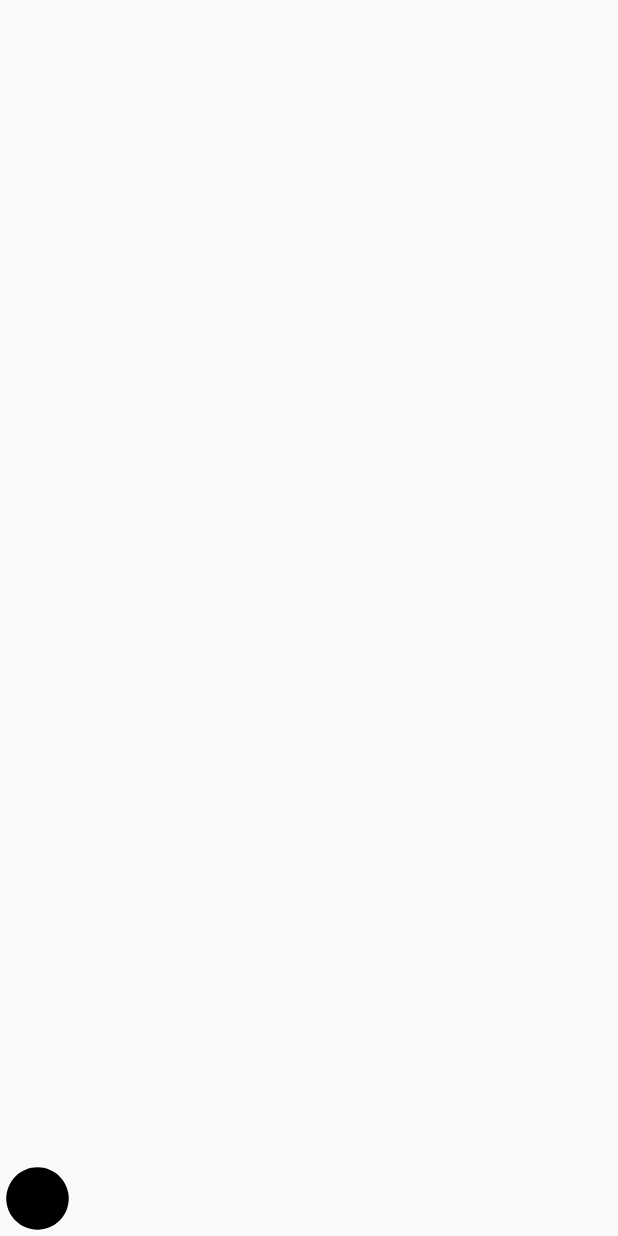
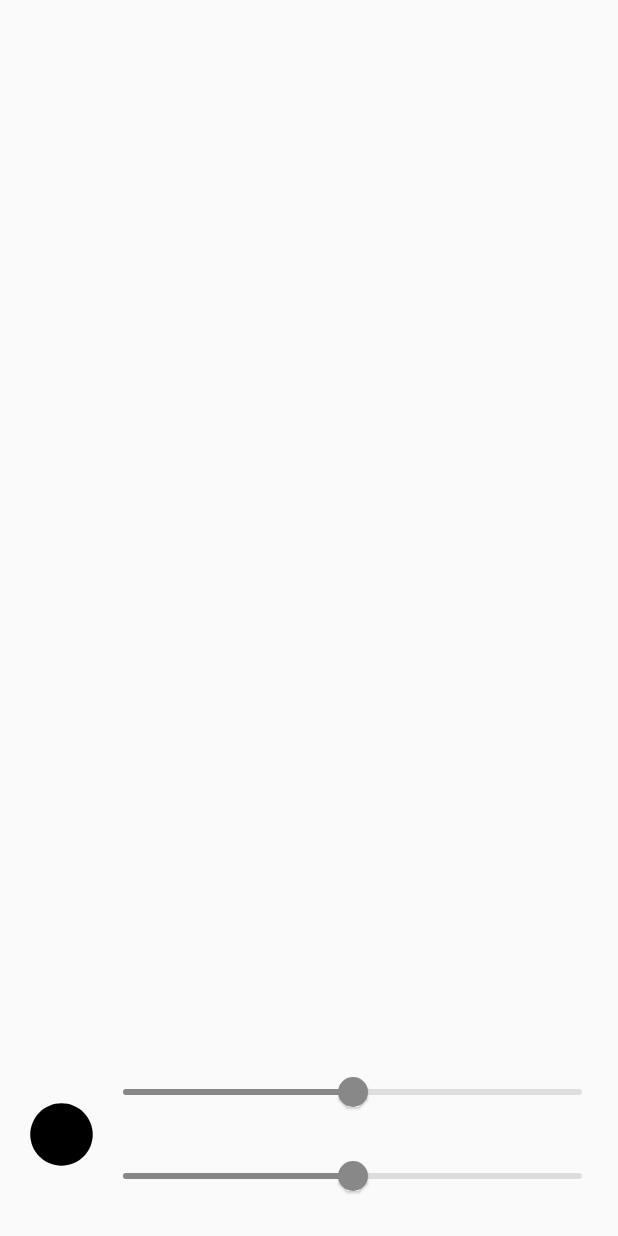
Before and after one commit to JungSangHyeon/2022-Seurat, an Android app built with Jetpack Compose: the screen it shows after launch (MainActivity), on a phone screen of 412 x 824 dp. Run offline under Robolectric (Android 15) with nearby library versions, the phone set to English and light mode, and no system bars.

Commit message:
Add ball size controller & draw speed controller

```diff
--- a/app/src/main/java/com/example/seurat/domain/MainActivity.kt
+++ b/app/src/main/java/com/example/seurat/domain/MainActivity.kt
@@ -8,13 +8,16 @@ import androidx.activity.compose.setContent
 import androidx.compose.foundation.Canvas
 import androidx.compose.foundation.Image
 import androidx.compose.foundation.clickable
-import androidx.compose.foundation.layout.Column
-import androidx.compose.foundation.layout.fillMaxSize
-import androidx.compose.foundation.layout.fillMaxWidth
-import androidx.compose.foundation.layout.size
+import androidx.compose.foundation.layout.*
+import androidx.compose.material.Slider
+import androidx.compose.material.SliderDefaults
+import androidx.compose.runtime.Composable
+import androidx.compose.runtime.MutableState
 import androidx.compose.runtime.mutableStateOf
+import androidx.compose.ui.Alignment
 import androidx.compose.ui.Modifier
 import androidx.compose.ui.geometry.Offset
+import androidx.compose.ui.graphics.Color
 import androidx.compose.ui.graphics.asImageBitmap
 import androidx.compose.ui.layout.onGloballyPositioned
 import androidx.compose.ui.res.painterResource
@@ -37,11 +40,17 @@ class MainActivity : ComponentActivity() {
         private const val frameDelay = 16L // 16ms. for 60 FPS
         private const val ballCountPerFrame = 100
         private const val ballSize = 10
+
+        private const val ballSizeDiff = 10
+        private const val ballCountPerFrameDiff = 100
     }
 
     private var canvasSize: IntSize? = null
     private var pickImageBitmap: Bitmap? = null
     private var pointageBitmap = mutableStateOf<Bitmap?>(null)
+
+    private var ballSizeSlideValue = mutableStateOf(0.5f)
+    private var ballCountPerFrameSlideValue = mutableStateOf(0.5f)
 
     override fun onCreate(savedInstanceState: Bundle?) {
         super.onCreate(savedInstanceState)
@@ -71,6 +80,12 @@ class MainActivity : ComponentActivity() {
                     }
                 }
 
+                Row(
+                    verticalAlignment = Alignment.CenterVertically,
+                    modifier = Modifier
+                        .fillMaxWidth()
+                        .padding(16.dp)
+                ) {
                     Image(
                         painter = painterResource(id = R.drawable.ic_baseline_brightness_1_24),
                         contentDescription = null,
@@ -78,8 +93,35 @@ class MainActivity : ComponentActivity() {
                             .size(50.dp)
                             .clickable { pickImage() }
                     )
+
+                    Spacer(modifier = Modifier.width(8.dp))
+
+                    Column(
+                        modifier = Modifier
+                            .weight(1f)
+                    ) {
+                        Slider(ballSizeSlideValue)
+                        Spacer(modifier = Modifier.height(8.dp))
+                        Slider(ballCountPerFrameSlideValue)
                     }
                 }
+            }
+        }
+    }
+
+    @Composable
+    private fun Slider(
+        value: MutableState<Float>
+    ){
+        Slider(
+            value = value.value,
+            onValueChange = { value.value = it },
+            colors = SliderDefaults.colors(
+                thumbColor = Color.Gray,
+                activeTrackColor = Color.Gray,
+                inactiveTickColor = Color.LightGray,
+            )
+        )
     }
 
     private fun pickImage() {
@@ -111,15 +153,19 @@ class MainActivity : ComponentActivity() {
                         drawBitmap(bitmap, 0f, 0f, null)
                     }
 
-                    repeat(ballCountPerFrame){
-                        val randomX = (ballSize until imageBitmap.width-ballSize).random()
-                        val randomY = (ballSize until imageBitmap.height-ballSize).random()
+                    repeat(
+                        (ballCountPerFrame + ballCountPerFrameDiff*(ballCountPerFrameSlideValue.value-1)).toInt()
+                    ){
+                        val biggestBallSize = ballSize + ballSizeDiff
+                        val randomX = (biggestBallSize until imageBitmap.width - biggestBallSize).random()
+                        val randomY = (biggestBallSize until imageBitmap.height - biggestBallSize).random()
+                        val randomSize = ballSize + ballSizeDiff * ballSizeSlideValue.value
                         val randomPointColor = imageBitmap[randomX, randomY]
 
                         drawCircle(
                             randomX.toFloat(),
                             randomY.toFloat(),
-                            ballSize.toFloat(),
+                            randomSize,
                             Paint().apply {
                                 color = randomPointColor
                             }
```
Lines whose indentation alone changed are shown as unchanged.
